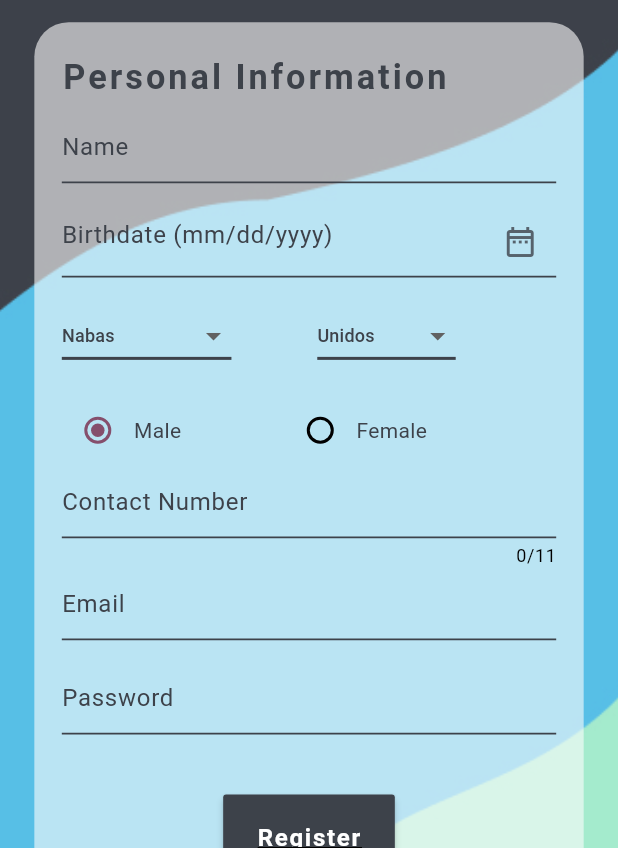
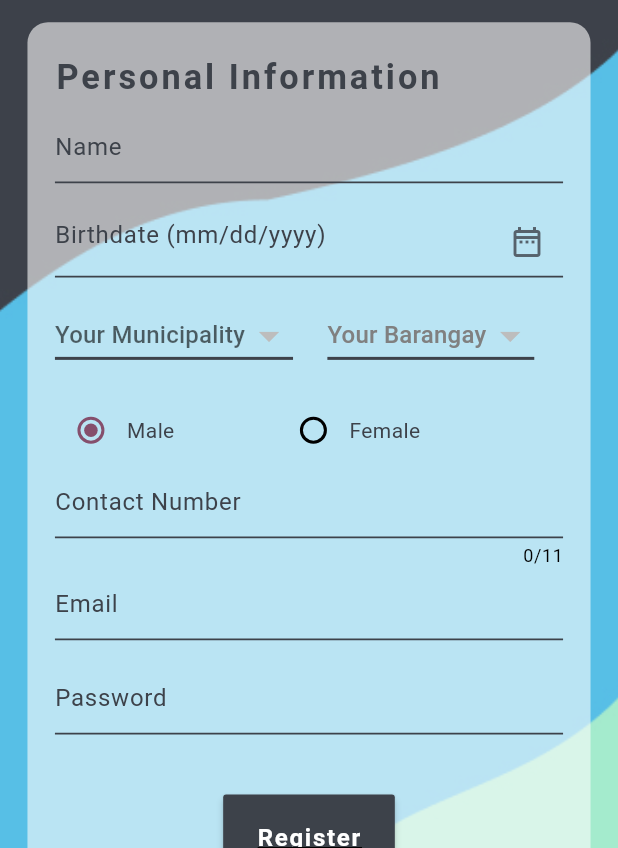
Before and after one commit to cent-ivan/CommuniHelp_App, a Flutter app: the RegistrationView screen opened by its route, on a phone screen of 412 x 824 dp, the part 388-1236 px from its top. Run offline on Flutter 3.47's test engine with Material 3 defaults, Android fonts, the phone set to English and light mode, and no system bars; our stand-ins replace cloud_firestore, firebase_core, flutter_screenutil, flutter_slidable, image_picker; accounts and stored records are empty.

Commit message:
added dropdown logic

```diff
--- /dev/null
+++ b/lib/ViewModels/Login_Registration_View_Models/registration_view_model.dart
@@ -0,0 +1,63 @@
+//import 'package:communihelp_app/FirebaseServices/auth.dart';
+import 'package:cloud_firestore/cloud_firestore.dart';
+import 'package:flutter/material.dart';
+
+class RegistrationViewModel extends ChangeNotifier{
+  //text field controllers
+  final TextEditingController nameController = TextEditingController();
+  final TextEditingController ageController = TextEditingController();
+  final TextEditingController contactController = TextEditingController();
+  final TextEditingController emailController = TextEditingController();
+  final TextEditingController passwordController = TextEditingController();
+
+  String? municipalityValue;
+  String? barangayValue;
+
+  bool isActive = false;
+
+  //final AuthService _auth =  AuthService();
+
+  void updateMunicipality(String? newValue) {
+    municipalityValue = newValue;
+    isActive = true;
+    notifyListeners();
+  }
+
+  void updateBarangay(String? newValue) {
+    barangayValue = newValue;
+    notifyListeners();
+  }
+
+  //checks if the snapshot is a collection
+  bool checkCollection(QueryDocumentSnapshot snapshot) {
+    Object data  = snapshot.data()!;
+    if (data is Map) {
+      return true;
+    }
+    return false;
+  }
+
+
+
+  //DatePicker Widget
+  Future<void> pickDate(BuildContext context) async {
+    DateTime? picked = await showDatePicker(
+      context: context,
+      initialDate: DateTime.now(),
+      firstDate: DateTime(1900),
+      lastDate:  DateTime.now(),
+      initialEntryMode: DatePickerEntryMode.input,
+      confirmText: "Confirm",
+      cancelText: "No",
+    );
+
+    if (picked != null) {
+      //converts DateTime to String then splits the string by spaces then gets the date then splits the date by -
+      String month = picked.toString().split(" ")[0].split("-")[1];
+      String day = picked.toString().split(" ")[0].split("-")[2];
+      String year = picked.toString().split(" ")[0].split("-")[0];
+
+       ageController.text = "$month/$day/$year";
+    }
+  }
+}
--- a/lib/Views/Login_Registration_Page/Registration_Page/registration_view.dart
+++ b/lib/Views/Login_Registration_Page/Registration_Page/registration_view.dart
@@ -1,6 +1,10 @@
+import 'package:cloud_firestore/cloud_firestore.dart';
 import 'package:flutter/material.dart';
 import 'package:flutter/services.dart';
 import 'package:flutter_screenutil/flutter_screenutil.dart';
+import 'package:provider/provider.dart';
+
+import '../../../ViewModels/Login_Registration_View_Models/registration_view_model.dart';
 
 class RegistrationView extends StatefulWidget {
   const RegistrationView({super.key});
@@ -19,15 +23,8 @@ class _RegistrationViewState extends State<RegistrationView> {
   //form global key
   final _formKey = GlobalKey<FormState>();
 
-  //text field controllers
-  final TextEditingController _nameController = TextEditingController();
-  final TextEditingController _ageController = TextEditingController();
-  String _municipalityValue = "Nabas";
-  String _barangayValue = "Unidos";
   String currentOption = options[0];
-  final TextEditingController _contactController = TextEditingController();
-  final TextEditingController _emailController = TextEditingController();
-  final TextEditingController _passwordController = TextEditingController();
+
 
   @override
   Widget build(BuildContext context) {
@@ -86,10 +83,10 @@ class _RegistrationViewState extends State<RegistrationView> {
                 //registration form container
                 Container(
                   height: _whiteContainerHeight,
-                  width: 320.r,
+                  width: 328.r,
                   decoration: BoxDecoration(
                     color: const Color(0x99FCFCFC),
-                    borderRadius: BorderRadius.circular(20.r)
+                    borderRadius: BorderRadius.circular(12.r)
                   ),
 
                   child: Padding(
@@ -116,14 +113,14 @@ class _RegistrationViewState extends State<RegistrationView> {
                           ),
                         ),
 
-                        Form(
+                        Consumer<RegistrationViewModel>(builder: (context, viewModel, child) => Form(
                           key: _formKey,
                           child: Column(
                             children: [
 
                               //name
                               TextFormField(
-                                controller: _nameController,
+                                controller: viewModel.nameController,
                                 cursorColor: const Color(0xFF3D424A),
                                 decoration: InputDecoration(
                                   hintText: "Name",
@@ -152,7 +149,7 @@ class _RegistrationViewState extends State<RegistrationView> {
 
                               //Birthdate
                               TextFormField(
-                                controller: _ageController,
+                                controller: viewModel.ageController,
                                 readOnly: true,
                                 cursorColor: const Color(0xFF3D424A),
                                 decoration: InputDecoration(
@@ -170,7 +167,7 @@ class _RegistrationViewState extends State<RegistrationView> {
                                   //Date picker
                                   suffixIcon: IconButton(
                                     onPressed: () {
-                                      pickDate();
+                                      viewModel.pickDate(context);
                                     },
                                     icon: const Icon(Icons.date_range_outlined),
                                     color: const Color(0xCC3D424A),
@@ -193,82 +190,118 @@ class _RegistrationViewState extends State<RegistrationView> {
                               //Dropdown address / StreamBuilder
                               Row(
                                   children: [
-                                  DropdownButton(
-                                    hint: const Text("Municipality"),
-                                    dropdownColor: const Color(0xFFFCFCFC),
-                                    value: _municipalityValue,
+                                    StreamBuilder<QuerySnapshot>(
+                                      stream: FirebaseFirestore.instance.collection('municipalities').snapshots(),
+                                      builder: (context, snapshot) {
+                                        if (snapshot.hasError) {
+                                          return Center(child: Text("some error occured ${snapshot.error}"),);
+                                        }
+                                        List<DropdownMenuItem> municipalities = [];
+                                        if (!snapshot.hasData) {
+                                          return const CircularProgressIndicator.adaptive();
+                                        }
+                                        else {
+                                          final selectMunicipal = snapshot.data?.docs.toList();
+                                          if (selectMunicipal != null) {
+                                            for (var municipal in selectMunicipal) {
+                                              municipalities.add(DropdownMenuItem(
+                                                  value: municipal.id,
+                                                  child: Text(
+                                                    municipal["name"],
+                                                    style: TextStyle(
+                                                    color: const Color(0xFF3D424A),
+                                                    fontSize: 14.r
+                                                    )
+                                                  )
+                                                ),
+                                              );
+                                            }
+                                          }
+                                          return DropdownButton(
+                                            hint: const Text("Your Municipality"),
+                                            value: viewModel.municipalityValue,
+                                            items: municipalities,
+                                            iconSize: 28.r,
                                             underline: Container(
                                               height: 2,
                                               color: const Color(0xFF3D424A),
                                             ),
-                                    items: const [
-                                      DropdownMenuItem(
-                                        value: "Nabas",
-                                        child: Text(
-                                          "Nabas",
-                                          style: TextStyle(
-                                            color: Color(0xFF3D424A),
-                                            fontSize: 12
-                                          ),
-                                        ),
-                                      ),
-                                      DropdownMenuItem(
-                                        value: "Malay",
-                                        child: Text(
-                                          "Malay",
-                                          style: TextStyle(
-                                            color: Color(0xFF3D424A),
-                                            fontSize: 12
-                                          ),
-                                        ),
-                                      ),
-                                    ],
-                                    onChanged: (newValue) {
-                                      setState(() {
-                                        _municipalityValue = newValue!;
-                                      });
+                                            onChanged: (value) {
+                                              viewModel.updateMunicipality(value);
+                                              if (value != null) {
+                                                viewModel.barangayValue = null;
+                                              }
+                                              else {
+                                                viewModel.updateMunicipality(value);
+                                              }
+                                            }
+                                          );
+                                        }
                                       }
                                     ),
 
-                                  SizedBox(width: 50.r,),
+                                    SizedBox(width: 20.r,),
 
-                                  DropdownButton(
-                                    hint: const Text("Barangay"),
-                                    value: _barangayValue,
+                                    StreamBuilder<QuerySnapshot>(
+                                      stream: viewModel.isActive?
+                                        FirebaseFirestore.instance.collection('municipalities').doc(viewModel.municipalityValue).collection('Cities').snapshots() :
+                                        FirebaseFirestore.instance.collection('municipalities').snapshots(),
+                                      builder: (context, snapshot) {
+                                        if (snapshot.hasError) {
+                                          return Center(child: Text("some error occured ${snapshot.error}"),);
+                                        }
+                                        List<DropdownMenuItem> barangays = [];
+                                        if (!snapshot.hasData) {
+                                          return const CircularProgressIndicator.adaptive();
+                                        }
+                                        else {
+                                          final selectBarangay = snapshot.data?.docs.toList();
+                                          if (selectBarangay  != null) {
+                                            for (var barangay in selectBarangay ) {
+                                              barangays.add(DropdownMenuItem(
+                                                  value: barangay.id,
+                                                  child: Text(
+                                                    barangay["name"],
+                                                    style: TextStyle(
+                                                    color: const Color(0xFF3D424A),
+                                                    fontSize: 14.r
+                                                    )
+                                                  )
+                                                ),
+                                              );
+                                              // if (viewModel.checkCollection(municipal)) {
+                                              //   print("Collection boss");
+
+                                              // }
+                                              // else{
+                                              //   print("di collection ${municipal.data().toString()}");
+                                              // }
+                                            }
+                                          }
+                                          return DropdownButton(
+                                            hint: Text(
+                                              "Your Barangay",
+                                              style: TextStyle(
+                                                color: viewModel.isActive? const Color(0xFF3D424A) : const Color(0xFF808080)
+                                              )
+                                            ),
+                                            value: viewModel.barangayValue,
+                                            items: viewModel.isActive? barangays : null,
+                                            iconSize: 28.r,
                                             underline: Container(
                                               height: 2,
                                               color: const Color(0xFF3D424A),
                                             ),
-                                    items: const [
-                                      DropdownMenuItem(
-                                        value: "Unidos",
-                                        child: Text(
-                                          "Unidos",
-                                          style: TextStyle(
-                                            color: Color(0xFF3D424A),
-                                            fontSize: 12
-                                          ),
-                                        ),
-                                      ),
-                                      DropdownMenuItem(
-                                        value: "Caticlan",
-                                        child: Text(
-                                          "Catcilan",
-                                          style: TextStyle(
-                                            color: Color(0xFF3D424A),
-                                            fontSize: 12
-                                          ),
-                                        ),
-                                      ),
-                                    ],
-                                    onChanged: (newValue) {
-                                      setState(() {
-                                        _barangayValue = newValue!;
-                                      });
+                                            onChanged: (value) {
+                                              viewModel.updateBarangay(value);
+                                            }
+                                          );
+                                        }
                                       }
                                     ),
                                   ],
                               ),
+
 
                               SizedBox(height: 13.r,),
 
@@ -318,7 +351,7 @@ class _RegistrationViewState extends State<RegistrationView> {
 
                               //contact number
                               TextFormField(
-                                controller: _contactController,
+                                controller: viewModel.contactController,
                                 cursorColor: const Color(0xFF3D424A),
                                 maxLength: 11,
                                 keyboardType: TextInputType.number, //accepts only intgers
@@ -350,7 +383,7 @@ class _RegistrationViewState extends State<RegistrationView> {
 
                               //email
                               TextFormField(
-                                controller: _emailController,
+                                controller: viewModel.emailController,
                                 cursorColor: const Color(0xFF3D424A),
                                 decoration: InputDecoration(
                                   hintText: "Email",
@@ -382,7 +415,7 @@ class _RegistrationViewState extends State<RegistrationView> {
 
                               //password
                               TextFormField(
-                                controller: _passwordController,
+                                controller: viewModel.passwordController,
                                 cursorColor: const Color(0xFF3D424A),
                                 decoration: InputDecoration(
                                   hintText: "Password",
@@ -466,6 +499,7 @@ class _RegistrationViewState extends State<RegistrationView> {
                             ],
                           ),
                         ),
+                        )
                       ],
                     ),
                   ),
@@ -480,28 +514,4 @@ class _RegistrationViewState extends State<RegistrationView> {
     );
 
   }
-
-  //DatePicker Widget
-  Future<void> pickDate() async {
-    DateTime? picked = await showDatePicker(
-      context: context,
-      initialDate: DateTime.now(),
-      firstDate: DateTime(1900),
-      lastDate:  DateTime.now(),
-      initialEntryMode: DatePickerEntryMode.input,
-      confirmText: "Confirm",
-      cancelText: "No",
-    );
-
-    if (picked != null) {
-      //converts DateTime to String then splits the string by spaces then gets the date then splits the date by -
-      String month = picked.toString().split(" ")[0].split("-")[1];
-      String day = picked.toString().split(" ")[0].split("-")[2];
-      String year = picked.toString().split(" ")[0].split("-")[0];
-
-      setState(() {
-        _ageController.text = "$month/$day/$year";
-      });
 }
-  }
-}
```
Lines whose indentation alone changed are shown as unchanged.
